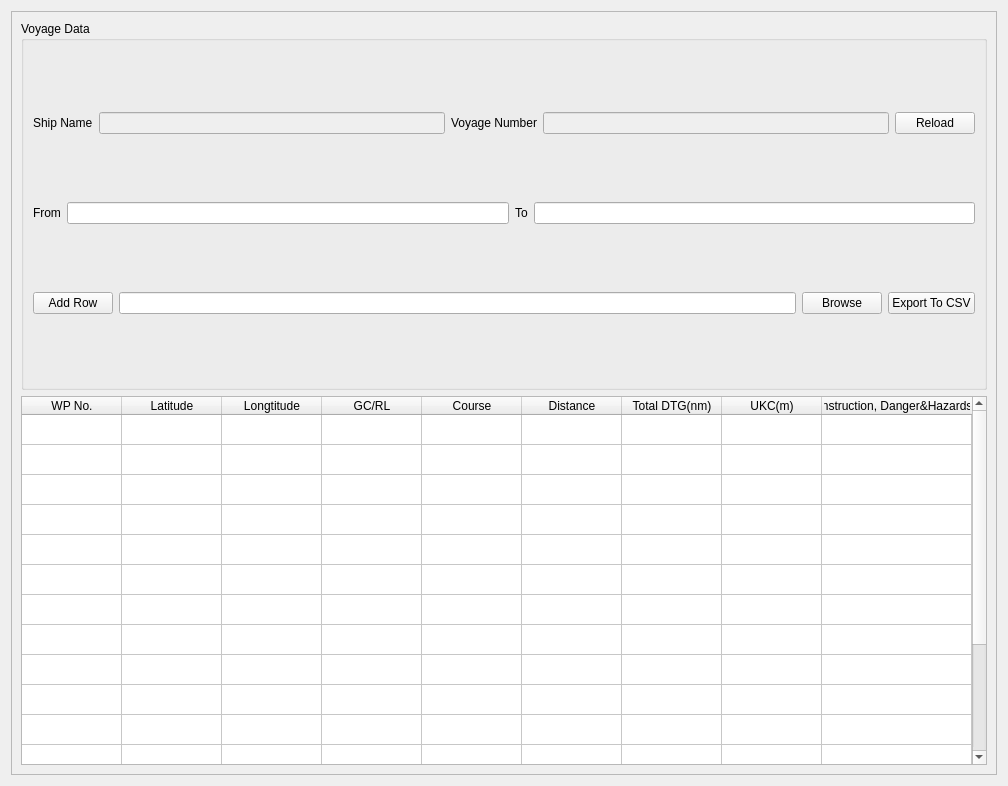
Before: the Qt Designer form QtUi/planGenerator.ui in heavenlxj/emgui, drawn with Qt 5.
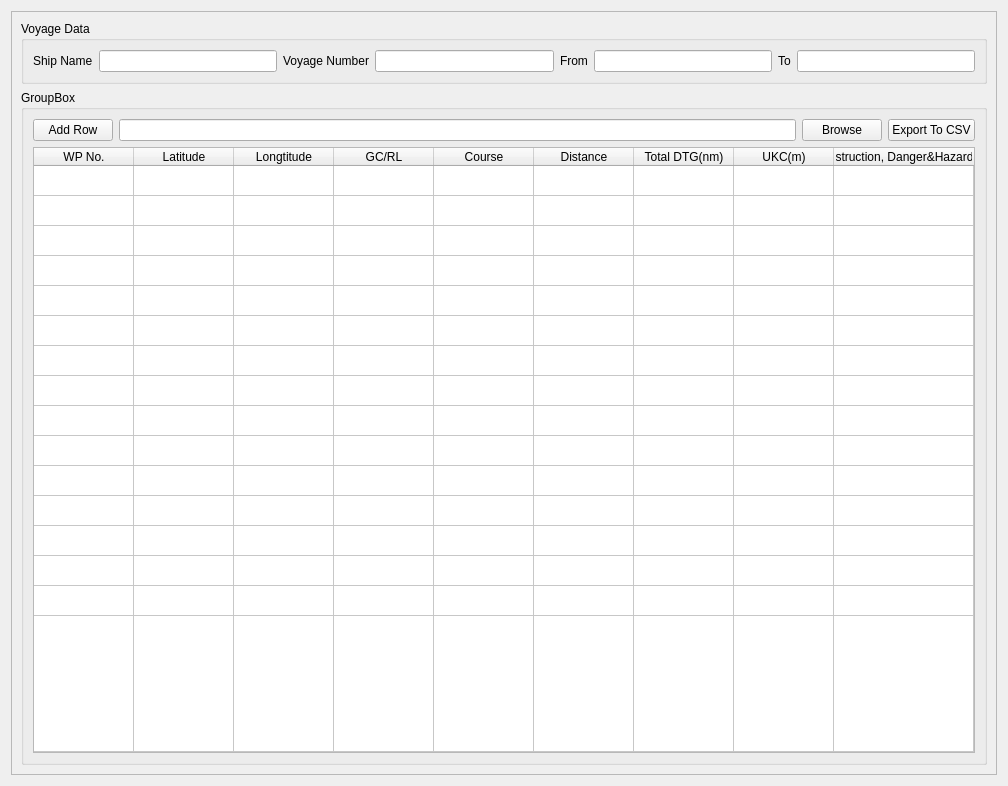
After: the same form once the commit is applied.

```diff
--- a/QtUi/planGenerator.ui
+++ b/QtUi/planGenerator.ui
@@ -28,10 +28,16 @@
      <layout class="QVBoxLayout" name="verticalLayout_2">
       <item>
        <widget class="QGroupBox" name="groupBox">
+        <property name="sizePolicy">
+         <sizepolicy hsizetype="Preferred" vsizetype="Fixed">
+          <horstretch>0</horstretch>
+          <verstretch>0</verstretch>
+         </sizepolicy>
+        </property>
         <property name="title">
          <string>Voyage Data</string>
         </property>
-        <layout class="QVBoxLayout" name="verticalLayout">
+        <layout class="QHBoxLayout" name="horizontalLayout_2">
          <item>
           <layout class="QHBoxLayout" name="horizontalLayout">
            <item>
@@ -45,15 +51,18 @@
              <property name="text">
               <string>Ship Name</string>
              </property>
+             <property name="buddy">
+              <cstring>ship_name_edit</cstring>
+             </property>
             </widget>
            </item>
            <item>
             <widget class="QLineEdit" name="ship_name_edit">
              <property name="enabled">
-              <bool>false</bool>
+              <bool>true</bool>
              </property>
              <property name="sizePolicy">
-              <sizepolicy hsizetype="Expanding" vsizetype="Fixed">
+              <sizepolicy hsizetype="Preferred" vsizetype="Fixed">
                <horstretch>0</horstretch>
                <verstretch>0</verstretch>
               </sizepolicy>
@@ -71,32 +80,24 @@
              <property name="text">
               <string>Voyage Number</string>
              </property>
+             <property name="buddy">
+              <cstring>voyage_number_edit</cstring>
+             </property>
             </widget>
            </item>
            <item>
             <widget class="QLineEdit" name="voyage_number_edit">
              <property name="enabled">
-              <bool>false</bool>
+              <bool>true</bool>
              </property>
              <property name="sizePolicy">
-              <sizepolicy hsizetype="Expanding" vsizetype="Fixed">
+              <sizepolicy hsizetype="Preferred" vsizetype="Fixed">
                <horstretch>0</horstretch>
                <verstretch>0</verstretch>
               </sizepolicy>
              </property>
             </widget>
            </item>
-           <item>
-            <widget class="QPushButton" name="reload_btn">
-             <property name="text">
-              <string>Reload</string>
-             </property>
-            </widget>
-           </item>
-          </layout>
-         </item>
-         <item>
-          <layout class="QHBoxLayout" name="horizontalLayout_2">
            <item>
             <widget class="QLabel" name="label_3">
              <property name="sizePolicy">
@@ -108,12 +109,15 @@
              <property name="text">
               <string>From</string>
              </property>
+             <property name="buddy">
+              <cstring>from_edit</cstring>
+             </property>
             </widget>
            </item>
            <item>
             <widget class="QLineEdit" name="from_edit">
              <property name="sizePolicy">
-              <sizepolicy hsizetype="Expanding" vsizetype="Fixed">
+              <sizepolicy hsizetype="Preferred" vsizetype="Fixed">
                <horstretch>0</horstretch>
                <verstretch>0</verstretch>
               </sizepolicy>
@@ -131,12 +135,15 @@
              <property name="text">
               <string>To</string>
              </property>
+             <property name="buddy">
+              <cstring>to_edit</cstring>
+             </property>
             </widget>
            </item>
            <item>
             <widget class="QLineEdit" name="to_edit">
              <property name="sizePolicy">
-              <sizepolicy hsizetype="Expanding" vsizetype="Fixed">
+              <sizepolicy hsizetype="Preferred" vsizetype="Fixed">
                <horstretch>0</horstretch>
                <verstretch>0</verstretch>
               </sizepolicy>
@@ -145,6 +152,15 @@
            </item>
           </layout>
          </item>
+        </layout>
+       </widget>
+      </item>
+      <item>
+       <widget class="QGroupBox" name="groupBox_2">
+        <property name="title">
+         <string>GroupBox</string>
+        </property>
+        <layout class="QVBoxLayout" name="verticalLayout">
          <item>
           <layout class="QHBoxLayout" name="horizontalLayout_3">
            <item>
@@ -198,9 +214,6 @@
            </item>
           </layout>
          </item>
-        </layout>
-       </widget>
-      </item>
       <item>
        <widget class="QTableWidget" name="calculate_form_table_widget">
         <property name="sizePolicy">
@@ -359,6 +372,20 @@
    </item>
   </layout>
  </widget>
+   </item>
+  </layout>
+ </widget>
+ <tabstops>
+  <tabstop>ship_name_edit</tabstop>
+  <tabstop>voyage_number_edit</tabstop>
+  <tabstop>from_edit</tabstop>
+  <tabstop>to_edit</tabstop>
+  <tabstop>add_row_btn</tabstop>
+  <tabstop>csv_edit</tabstop>
+  <tabstop>browse_btn</tabstop>
+  <tabstop>export_esv_btn</tabstop>
+  <tabstop>calculate_form_table_widget</tabstop>
+ </tabstops>
  <resources/>
  <connections/>
 </ui>
```
Lines whose indentation alone changed are shown as unchanged.
